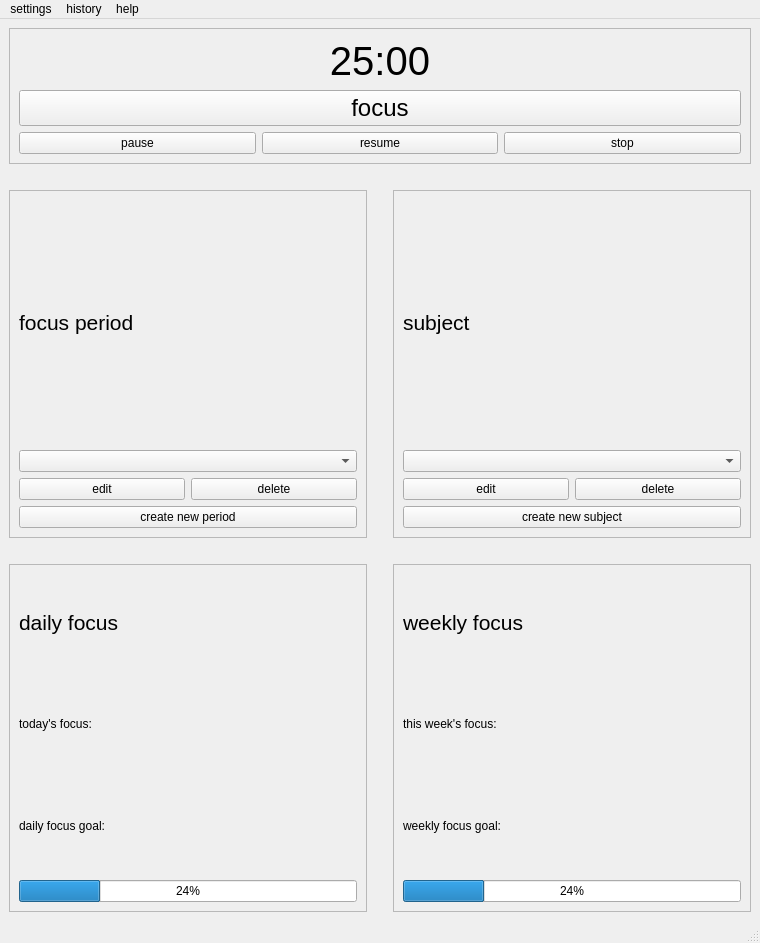
The window that ui/mainwindow.ui (dop14/monkmode) describes before a commit, drawn with Qt 5.
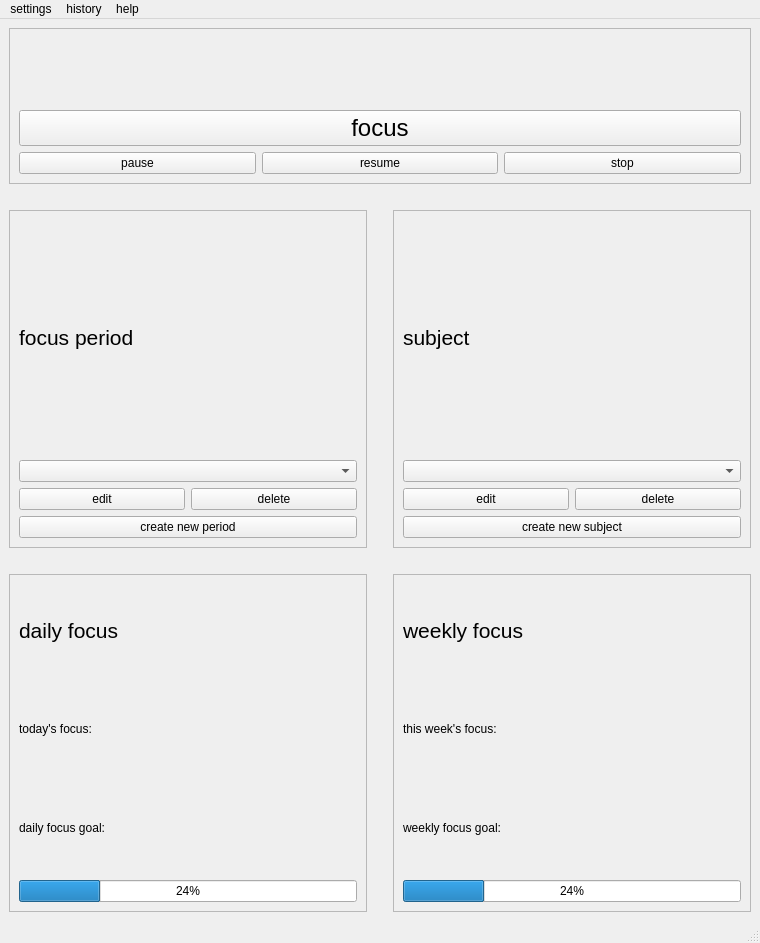
The same window after the commit.

What changed in the file:
```diff
--- a/ui/mainwindow.ui
+++ b/ui/mainwindow.ui
@@ -46,13 +46,20 @@
             </font>
            </property>
            <property name="text">
-            <string>25:00</string>
+            <string/>
            </property>
            <property name="alignment">
             <set>Qt::AlignmentFlag::AlignCenter</set>
            </property>
           </widget>
          </item>
+         <item>
+          <widget class="QLabel" name="period_type_label">
+           <property name="text">
+            <string/>
+           </property>
+          </widget>
+         </item>
          <item>
           <widget class="QPushButton" name="start_focus_btn">
            <property name="sizePolicy">
```
Left out of the diff: 16 changed lines with no effect on the pictures.
